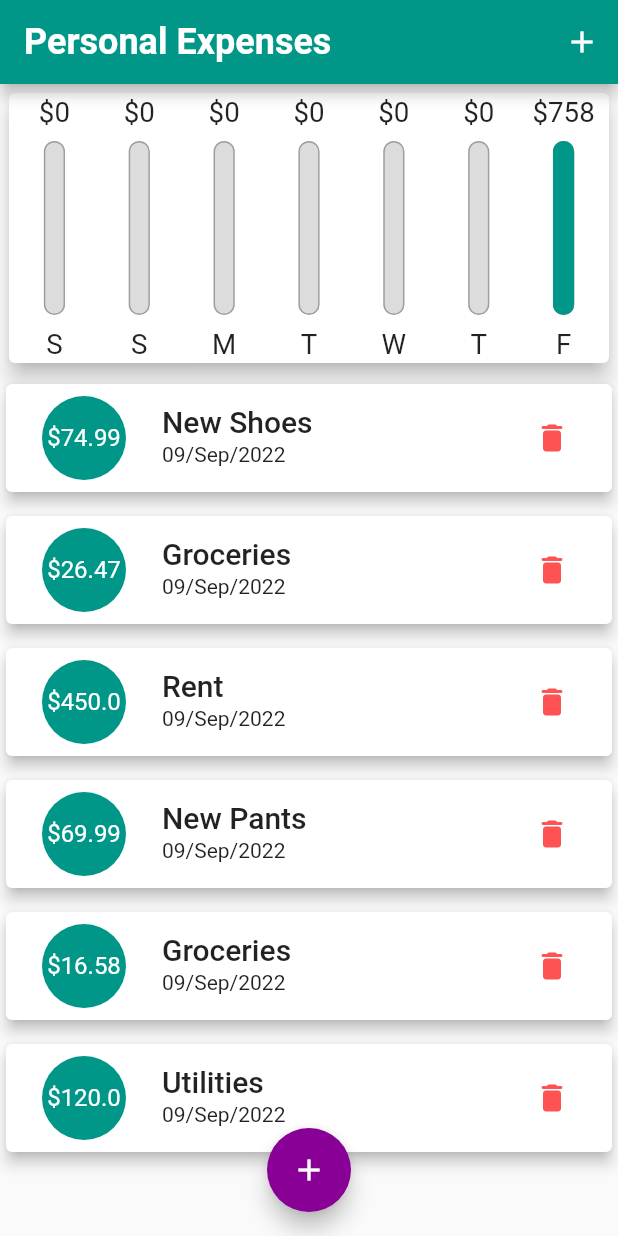
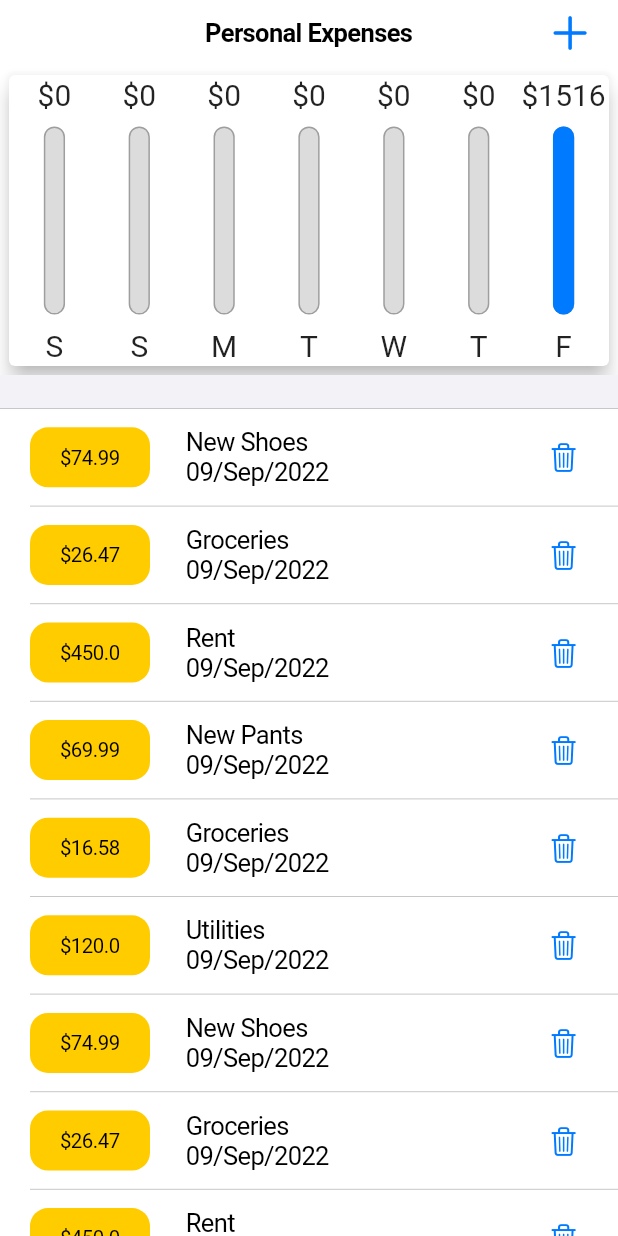
Before and after one commit to ArAmM7/personal_expenses_app, a Flutter app: the screen it shows after launch, on a phone screen of 412 x 824 dp. Run offline on Flutter 3.47's test engine with Material 2 defaults, Android fonts, the phone set to English and light mode, and no system bars; our stand-ins replace modal_bottom_sheet; Roboto replaces fonts that are missing (SF).

Commit message:
initial conversion

```diff
--- a/lib/main.dart
+++ b/lib/main.dart
@@ -1,5 +1,6 @@
-import 'package:flutter/material.dart';
+import 'package:flutter/cupertino.dart';
 
+import 'package:modal_bottom_sheet/modal_bottom_sheet.dart';
 import 'package:personal_expenses_app/models/transaction.dart';
 import 'package:personal_expenses_app/widgets/new_transaction.dart';
 import 'package:personal_expenses_app/widgets/transaction_list.dart';
@@ -17,34 +18,13 @@ class MyApp extends StatelessWidget {
     return GestureDetector(
         onTap: () {
           FocusScopeNode currentFocus = FocusScope.of(context);
-
           if (!currentFocus.hasPrimaryFocus) {
             currentFocus.unfocus();
           }
         },
-        child: MaterialApp(
+        child: const CupertinoApp(
           title: 'Personal Expenses',
-          theme: ThemeData(
-              primarySwatch: Colors.teal,
-              fontFamily: 'SF',
-              appBarTheme: const AppBarTheme(
-                  titleTextStyle: TextStyle(
-                      fontFamily: 'SF',
-                      fontSize: 24,
-                      fontWeight: FontWeight.bold)),
-              colorScheme: const ColorScheme(
-                  brightness: Brightness.light,
-                  primary: Colors.teal,
-                  onPrimary: Colors.white,
-                  secondary: Color.fromRGBO(136, 0, 150, 1),
-                  onSecondary: Colors.white,
-                  error: Colors.redAccent,
-                  onError: Colors.white,
-                  background: Colors.white60,
-                  onBackground: Colors.black87,
-                  surface: Colors.white70,
-                  onSurface: Colors.black87)),
-          home: const MyHomePage(),
+          home: MyHomePage(),
         ));
   }
 }
@@ -95,6 +75,40 @@ class _MyHomePageState extends State<MyHomePage> {
       amount: 120,
       date: DateTime.now(),
     ),
+    Transaction(
+        id: DateTime.now().toString(),
+        title: 'New Shoes',
+        amount: 74.99,
+        date: DateTime.now()),
+    Transaction(
+      id: DateTime.now().toString(),
+      title: 'Groceries',
+      amount: 26.47,
+      date: DateTime.now(),
+    ),
+    Transaction(
+      id: DateTime.now().toString(),
+      title: 'Rent',
+      amount: 450,
+      date: DateTime.now(),
+    ),
+    Transaction(
+        id: DateTime.now().toString(),
+        title: 'New Pants',
+        amount: 69.99,
+        date: DateTime.now()),
+    Transaction(
+      id: DateTime.now().toString(),
+      title: 'Groceries',
+      amount: 16.58,
+      date: DateTime.now(),
+    ),
+    Transaction(
+      id: DateTime.now().toString(),
+      title: 'Utilities',
+      amount: 120,
+      date: DateTime.now(),
+    ),
   ];
   bool _showChart = false;
 
@@ -102,9 +116,7 @@ class _MyHomePageState extends State<MyHomePage> {
   Widget build(BuildContext context) {
     final mediaQuery = MediaQuery.of(context);
     final isLandscape = mediaQuery.orientation == Orientation.landscape;
-    final availableHeight = (mediaQuery.size.height -
-        AppBar().preferredSize.height -
-        mediaQuery.padding.top);
+    final availableHeight = (mediaQuery.size.height - mediaQuery.padding.top);
     final transactionList = SizedBox(
       height: availableHeight * 0.75,
       child: TransactionList(
@@ -123,18 +135,18 @@ class _MyHomePageState extends State<MyHomePage> {
                   crossAxisAlignment: CrossAxisAlignment.center,
                   mainAxisAlignment: MainAxisAlignment.center,
                   children: [
-                    Text(
-                      'Show chart',
-                      style: Theme.of(context).textTheme.titleMedium,
+                    CupertinoSlidingSegmentedControl(
+                      groupValue: _showChart,
+                      onValueChanged: (value) {
+                        setState(() {
+                          _showChart = value!;
+                        });
+                      },
+                      children: const <bool, Widget>{
+                        false: Text("Chart"),
+                        true: Text("Transactions"),
+                      },
                     ),
-                    Switch.adaptive(
-                        activeColor: Theme.of(context).colorScheme.secondary,
-                        value: _showChart,
-                        onChanged: (value) {
-                          setState(() {
-                            _showChart = value;
-                          });
-                        }),
                   ],
                 ),
               ),
@@ -156,24 +168,17 @@ class _MyHomePageState extends State<MyHomePage> {
           ]),
     );
 
-    final appBar = AppBar(
-      actions: <Widget>[
-        IconButton(
-            onPressed: () => {_startAddNewTransaction(context)},
-            icon: const Icon(Icons.add)),
-      ],
-      title: const Text('Personal Expenses'),
+    final appBar = CupertinoNavigationBar(
+      middle: const Text('Personal Expenses'),
+      trailing: GestureDetector(
+          onTap: () => {_startAddNewTransaction(context)},
+          child: const Icon(CupertinoIcons.add)),
     );
 
-    return Scaffold(
-        resizeToAvoidBottomInset: true,
-        appBar: appBar,
-        floatingActionButtonLocation: FloatingActionButtonLocation.centerFloat,
-        floatingActionButton: FloatingActionButton(
-          onPressed: () => {_startAddNewTransaction(context)},
-          child: const Icon(Icons.add),
-        ),
-        body: pageBody);
+    return CupertinoPageScaffold(
+      navigationBar: appBar,
+      child: pageBody,
+    );
   }
 
   Iterable<Transaction> get _recentTransactions {
@@ -182,8 +187,7 @@ class _MyHomePageState extends State<MyHomePage> {
   }
 
   void _startAddNewTransaction(BuildContext context) {
-    showModalBottomSheet(
-      isScrollControlled: true,
+    showBarModalBottomSheet(
       context: context,
       builder: (_) {
         return NewTransaction(_addNewTransaction);
--- a/lib/widgets/transaction_list.dart
+++ b/lib/widgets/transaction_list.dart
@@ -1,6 +1,7 @@
+import 'package:flutter/cupertino.dart';
+import 'package:intl/intl.dart';
+
 import '../models/transaction.dart';
-import 'package:flutter/material.dart';
-import 'package:intl/intl.dart';
 
 class TransactionList extends StatelessWidget {
   const TransactionList({
@@ -19,8 +20,9 @@ class TransactionList extends StatelessWidget {
             return Column(
               mainAxisAlignment: MainAxisAlignment.center,
               children: [
-                Text('No transactions added yet',
-                    style: Theme.of(context).textTheme.titleLarge),
+                const Text(
+                  'No transactions added yet',
+                ),
                 const SizedBox(
                   height: 40,
                 ),
@@ -34,126 +36,50 @@ class TransactionList extends StatelessWidget {
               ],
             );
           })
-        : ListView.builder(
-            itemBuilder: (ctx, index) {
-              //    regular text
-              // return Card(
-              //   elevation: 2,
-              //   child: Row(
-              //     children: [
-              //       Container(
-              //         width: 100,
-              //         margin: const EdgeInsets.symmetric(
-              //             vertical: 10, horizontal: 15),
-              //         padding: const EdgeInsets.all(5),
-              //         // decoration: BoxDecoration(
-              //         //     border: Border.all(width: 1, color: Colors.greenAccent),
-              //         //     color: Colors.white60),
-              //         child: FittedBox(
-              //           child: Text(
-              //             '\$ ${transactions[index].amount.toStringAsFixed(2)}',
-              //             style: TextStyle(
-              //                 fontSize: 24,
-              //                 color: Theme.of(context).primaryColor),
-              //           ),
-              //         ),
-              //       ),
-              //       Column(
-              //         crossAxisAlignment: CrossAxisAlignment.start,
-              //         children: [
-              //           Text(
-              //             transactions[index].title,
-              //             style: Theme.of(context).textTheme.headline6,
-              //           ),
-              //           Text(
-              //             DateFormat('HH:MM - dd/MMM/yyyy')
-              //                 .format(transactions[index].date),
-              //             style: Theme.of(context).textTheme.bodyMedium,
-              //           )
-              //         ],
-              //       )
-              //     ],
-              //   ),
-              // );
-
-              //  text with pill shaped card
-              // return Card(
-              //   elevation: 4,
-              //   margin: EdgeInsets.symmetric(vertical: 8, horizontal: 4),
-              //   child: ListTile(
-              //     leading: Card(
-              //       color: Theme.of(context).primaryColor,
-              //       shape: RoundedRectangleBorder(
-              //         borderRadius: BorderRadius.circular(12.0),
-              //       ),
-              //       child: Container(
-              //         width: 80,
-              //         height: 40,
-              //         padding:
-              //             EdgeInsets.symmetric(vertical: 12, horizontal: 6),
-              //         child: FittedBox(
-              //           child: Text('\$${transactions[index].amount}',
-              //               style: TextStyle(
-              //                 fontWeight: FontWeight.w600,
-              //                   color:
-              //                       Theme.of(context).colorScheme.onPrimary)),
-              //         ),
-              //       ),
-              //     ),
-              //     title: Text(
-              //       transactions[index].title,
-              //       style: Theme.of(context).textTheme.titleLarge,
-              //     ),
-              //     subtitle: Text(
-              //       DateFormat('HH:MM - dd/MMM/yyyy')
-              //           .format(transactions[index].date),
-              //       style: Theme.of(context).textTheme.bodyMedium,
-              //     ),
-              //   ),
-              // );
-
-              //text on circle avatar
-              return Card(
-                elevation: 4,
-                margin: const EdgeInsets.symmetric(vertical: 8, horizontal: 4),
-                child: ListTile(
-                  leading: CircleAvatar(
-                    backgroundColor: Theme.of(context).colorScheme.primary,
-                    foregroundColor: Theme.of(context).colorScheme.onPrimary,
-                    radius: 36,
+        : SingleChildScrollView(
+            child: CupertinoFormSection(
+              children: transactions.map((e) {
+                return CupertinoFormRow(
+                  prefix: Row(
+                    children: [
+                      Container(
+                        decoration: BoxDecoration(
+                            color: CupertinoColors.systemYellow,
+                            borderRadius: BorderRadius.circular(12.0)),
+                        width: 80,
+                        height: 40,
+                        padding: const EdgeInsets.symmetric(
+                            vertical: 12, horizontal: 6),
                         child: FittedBox(
                           child: Text(
-                        '\$${transactions[index].amount}',
+                            '\$${e.amount}',
                           ),
                         ),
                       ),
-                  title: Text(
-                    transactions[index].title,
-                    style: Theme.of(context).textTheme.titleLarge,
+                    ],
                   ),
-                  subtitle: Text(
-                    DateFormat('dd/MMM/yyyy').format(transactions[index].date),
-                    style: Theme.of(context).textTheme.bodyMedium,
+                  child: Row(
+                    crossAxisAlignment: CrossAxisAlignment.center,
+                    mainAxisAlignment: MainAxisAlignment.spaceBetween,
+                    children: [
+                      Padding(
+                        padding: const EdgeInsets.only(left: 24),
+                        child: Column(
+                            crossAxisAlignment: CrossAxisAlignment.start,
+                            children: [
+                              Text(e.title),
+                              Text(DateFormat('dd/MMM/yyyy').format(e.date))
+                            ]),
                       ),
-                  trailing: MediaQuery.of(context).size.width > 420
-                      ? ElevatedButton.icon(
-                          onPressed: () => deleteTX(transactions[index].id),
-                          icon: const Icon(Icons.delete_rounded),
-                          label: const Text('Delete transaction'),
-                          style: ButtonStyle(
-                            backgroundColor: MaterialStatePropertyAll(
-                                Theme.of(context).colorScheme.error),
+                      CupertinoButton(
+                        onPressed: () => deleteTX(e.id),
+                        child: const Icon(CupertinoIcons.delete),
                       ),
-                        )
-                      : IconButton(
-                          icon: const Icon(Icons.delete_rounded),
-                          color: Theme.of(context).colorScheme.error,
-                          onPressed: () => deleteTX(transactions[index].id),
-                        ),
+                    ],
                   ),
                 );
-            },
-            itemCount: transactions.length,
+              }).toList(),
+            ),
           );
   }
 }
--- a/pubspec.yaml
+++ b/pubspec.yaml
@@ -35,8 +35,9 @@ dependencies:
 
   # The following adds the Cupertino Icons font to your application.
   # Use with the CupertinoIcons class for iOS style icons.
-  cupertino_icons: ^1.0.2
-  intl: ^0.17.0
+  cupertino_icons: '>=1.0.2'
+  intl: '>=0.17.0'
+  modal_bottom_sheet: '>=2.1.2'
 
 dev_dependencies:
   flutter_test:
```
Also changed, not shown: pubspec.lock. Lines whose indentation alone changed are shown as unchanged.
